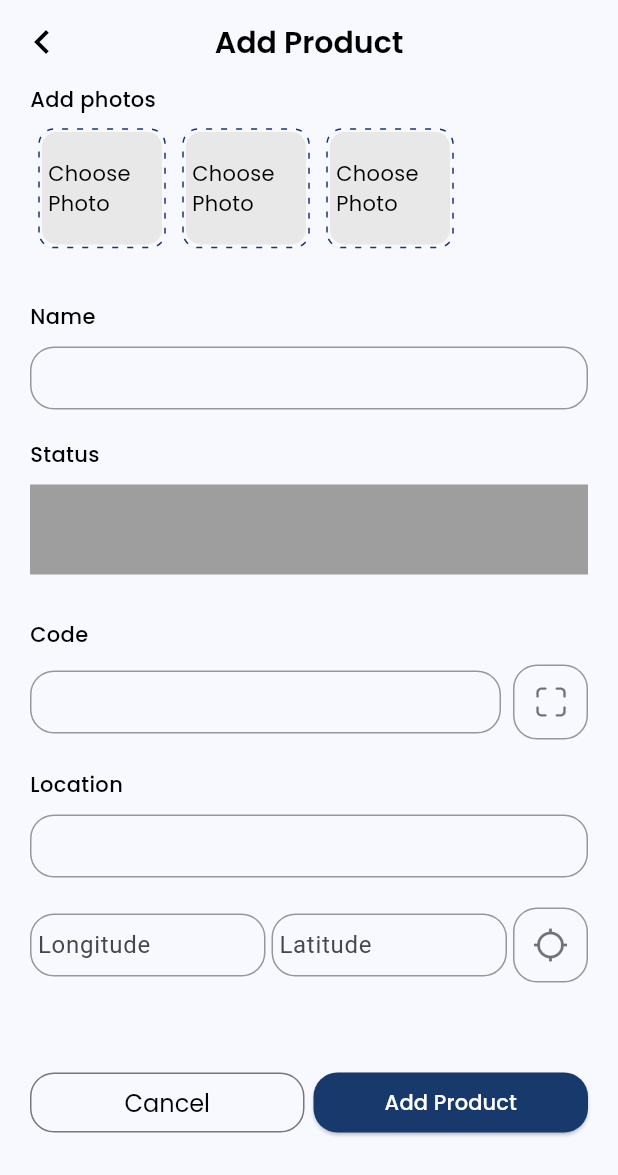
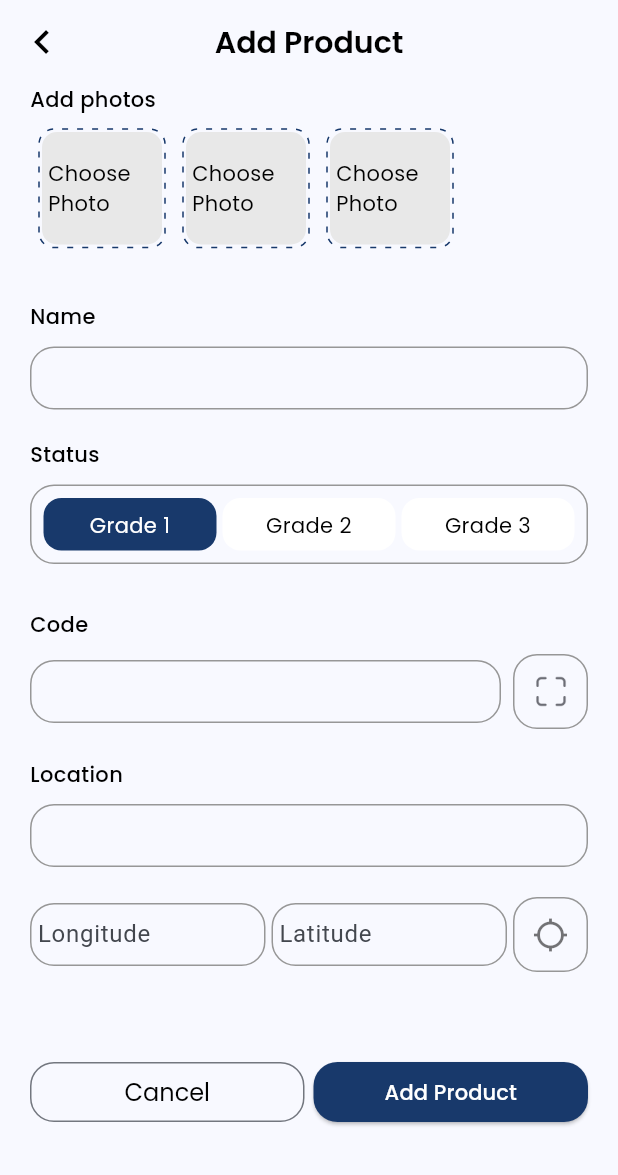
Before and after one commit to theshotayoboluwatife/bmg_lager_bombasticmedia, a Flutter app: the AddProductScreen screen opened by its route, on a phone screen of 412 x 824 dp. Shown: the top 1175 px of the screen. Run offline on Flutter 3.47's test engine with Material 3 defaults, Android fonts, the phone set to English and light mode, and no system bars; drawn by our look-alikes of dotted_border; our stand-ins replace gap, go_router, image_picker, pin_code_fields; missing offline and left inert: mobile_scanner; project files that could hold a hidden picture were left out.

Commit message:
finished add products screen

```diff
--- a/lib/features/home/screens/add_product_screen.dart
+++ b/lib/features/home/screens/add_product_screen.dart
@@ -78,8 +78,61 @@ class AddProductScreen extends StatelessWidget {
                 ///STATUS GRADE CONTAINER
                 Container(
                   width: double.infinity,
-                  height: 60,
-                  color: Colors.grey,
+                  padding: const EdgeInsets.all(8.0),
+                  decoration: BoxDecoration(
+                    borderRadius: BorderRadius.circular(16.0),
+                    border: Border.all(color: AppColor.grey, width: 1)
+                  ),
+                  child: Row(
+                    mainAxisAlignment: MainAxisAlignment.spaceBetween,
+                    children: [
+                      Flexible(
+                        child: Container(
+                          width:double.infinity,
+                          height: 35,
+                          alignment: Alignment.center,
+                          padding: const EdgeInsets.all(8.0),
+                          decoration: BoxDecoration(
+                            color: AppColor.blue,
+                            borderRadius: BorderRadius.circular(12.0),
+                          ),
+                            child: const AppText(text: 'Grade 1', color: Colors.white, fontWeight: FontWeight.w400, textAlign: TextAlign.center,),
+
+                        ),
+                      ),
+                      const Gap(4.0),
+                      Flexible(
+                        child: Container(
+                          width:double.infinity,
+                          height: 35,
+                          alignment: Alignment.center,
+
+                          padding: const EdgeInsets.all(8.0),
+                          decoration: BoxDecoration(
+                            color: Colors.white,
+                            borderRadius: BorderRadius.circular(12.0),
+                          ),
+                          child: const AppText(text: 'Grade 2', color: Colors.black, fontWeight: FontWeight.w400, textAlign: TextAlign.center,),
+
+                        ),
+                      ),
+                      const Gap(4.0),
+                      Flexible(
+                        child: Container(
+                          width:double.infinity,
+                          height: 35,
+                          alignment: Alignment.center,
+                          padding: const EdgeInsets.all(8.0),
+                          decoration: BoxDecoration(
+                            color:  Colors.white,
+                            borderRadius: BorderRadius.circular(12.0),
+                          ),
+                          child: const AppText(text: 'Grade 3', color: Colors.black, fontWeight: FontWeight.w400, textAlign:  TextAlign.center,),
+
+                        ),
+                      ),
+                    ],
+                  ),
                 ),
                 const Gap(30),
                 const AppText(
```
